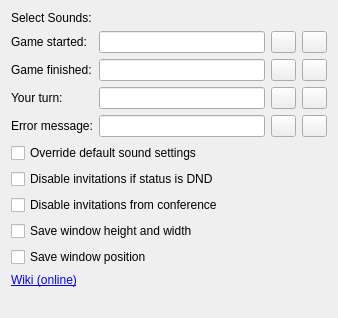
This is generic/gomokugameplugin/options.ui in psi-im/plugins as Qt 5 draws it before an edit. The edited form follows.
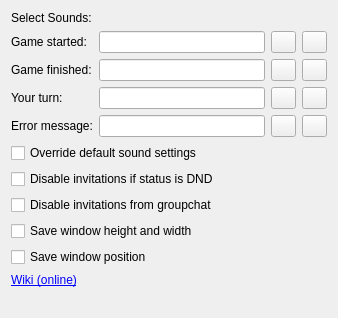
This is the edited form.

Commit message: Use Groupchat word instead of MUC or Conference

Patch:
```diff
--- a/generic/gomokugameplugin/options.ui
+++ b/generic/gomokugameplugin/options.ui
@@ -225,7 +225,7 @@
    <item>
     <widget class="QCheckBox" name="cb_disable_conf">
      <property name="text">
-      <string>Disable invitations from conference</string>
+      <string>Disable invitations from groupchat</string>
      </property>
     </widget>
    </item>
```
The commit also changes 12 other files.
